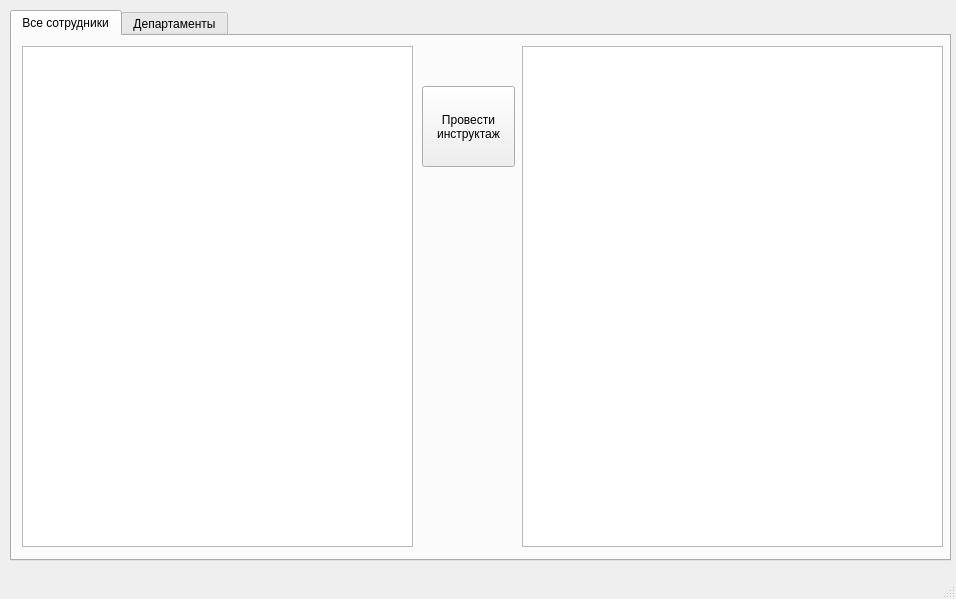
wave-or-corpuscula/LaborProtectionMonitoring, file app/forms/ui/BriefingsUi.ui: the form before one commit.
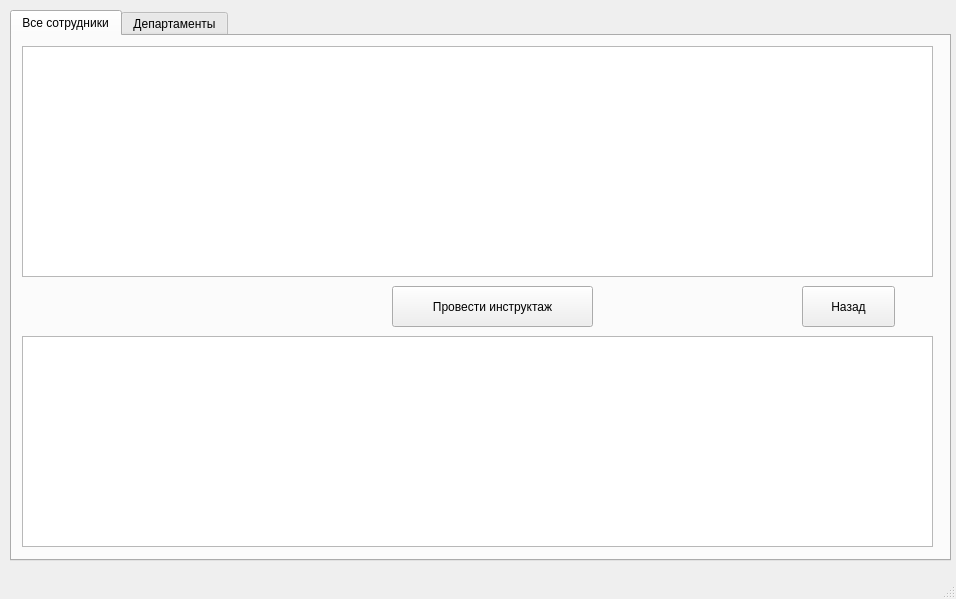
The form after the commit.

Commit message: Employees briefings getter updated

```diff
--- a/app/forms/ui/BriefingsUi.ui
+++ b/app/forms/ui/BriefingsUi.ui
@@ -40,33 +40,45 @@
        <rect>
         <x>10</x>
         <y>10</y>
-        <width>391</width>
-        <height>501</height>
+        <width>911</width>
+        <height>231</height>
        </rect>
       </property>
      </widget>
      <widget class="QTableWidget" name="briefings_tw">
       <property name="geometry">
        <rect>
-        <x>510</x>
-        <y>10</y>
-        <width>421</width>
-        <height>501</height>
+        <x>10</x>
+        <y>300</y>
+        <width>911</width>
+        <height>211</height>
        </rect>
       </property>
      </widget>
      <widget class="QPushButton" name="instruct_pb">
       <property name="geometry">
        <rect>
-        <x>410</x>
-        <y>50</y>
+        <x>380</x>
+        <y>250</y>
+        <width>201</width>
+        <height>41</height>
+       </rect>
+      </property>
+      <property name="text">
+       <string>Провести инструктаж</string>
+      </property>
+     </widget>
+     <widget class="QPushButton" name="back_pb">
+      <property name="geometry">
+       <rect>
+        <x>790</x>
+        <y>250</y>
         <width>93</width>
-        <height>81</height>
+        <height>41</height>
        </rect>
       </property>
       <property name="text">
-       <string>Провести
-инструктаж</string>
+       <string>Назад</string>
       </property>
      </widget>
     </widget>
```
Left out of the diff: 12 changed lines with no effect on the pictures. The commit also changes 19 other files.
